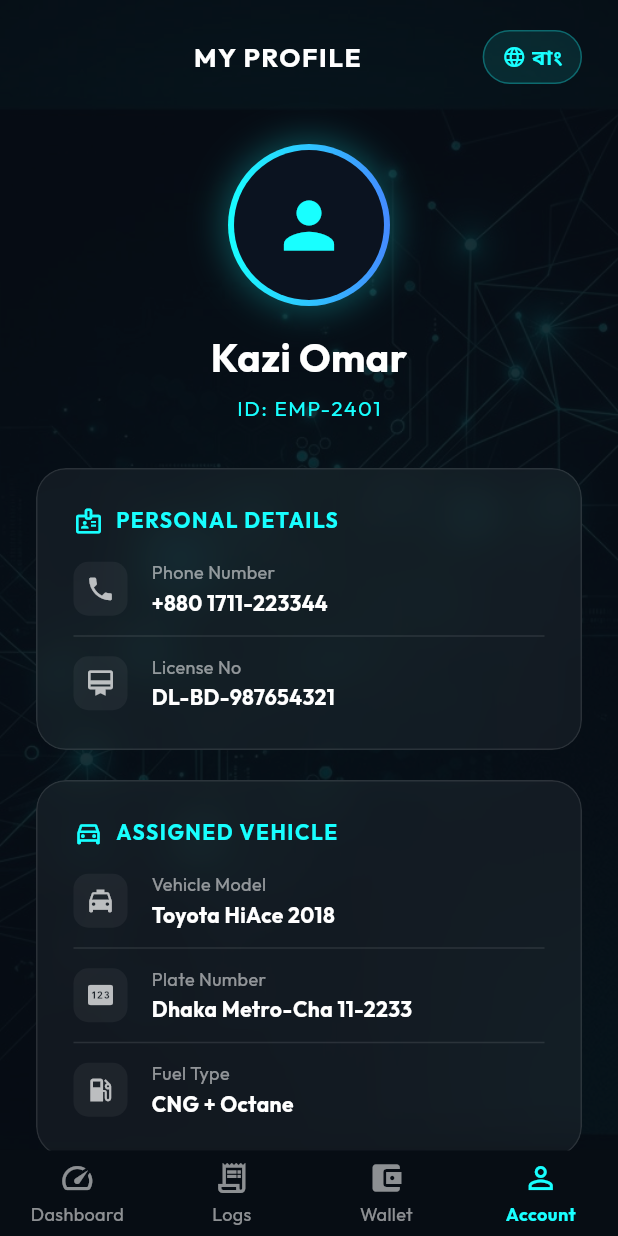
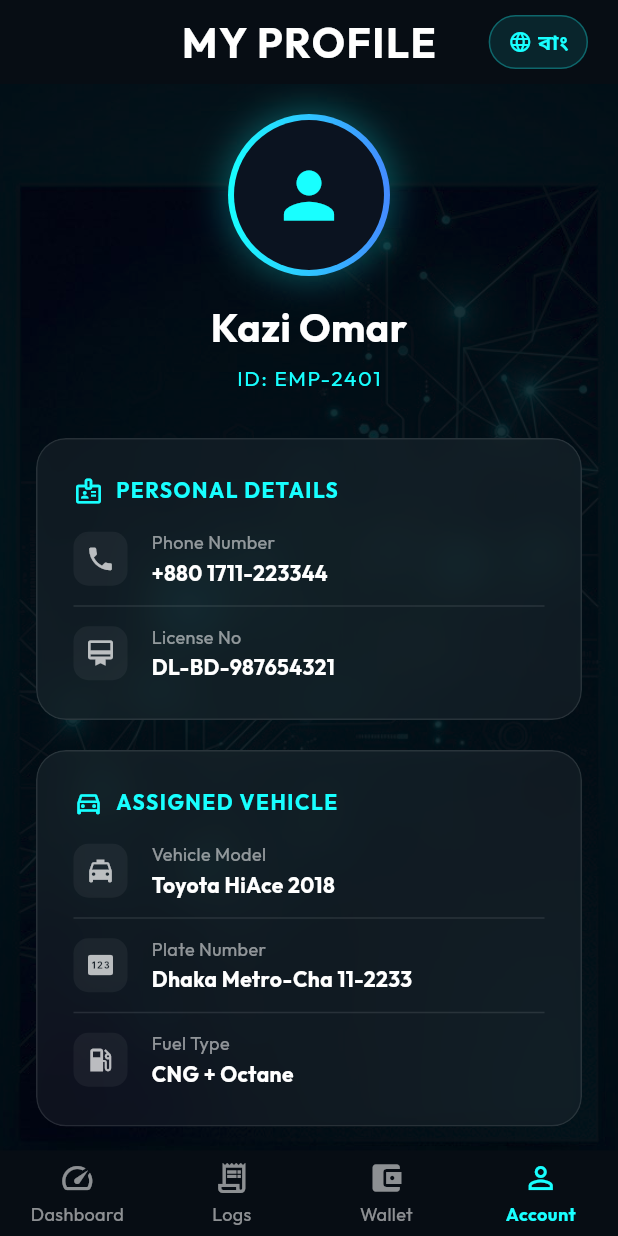
Before and after one commit to kaziomarSH24/ubs-fleet-app, a Flutter app: the DriverProfileScreen screen opened by its route, on a phone screen of 412 x 824 dp. Run offline on Flutter 3.47's test engine with Material 3 defaults, Android fonts, the phone set to English and light mode, and no system bars; drawn by our look-alikes of flutter_animate; our stand-ins replace flutter_dotenv, flutter_riverpod, go_router, lottie, supabase_flutter, velocity_x; accounts and stored records are empty; project files that could hold a hidden picture were left out.

Commit message:
fix: use proper AppBar for Profile and Home screens to fix top status bar coloring

```diff
--- a/lib/features/driver/presentation/screens/driver_profile_screen.dart
+++ b/lib/features/driver/presentation/screens/driver_profile_screen.dart
@@ -31,39 +31,16 @@
 
     return Scaffold(
       backgroundColor: const Color(0xFF070D14),
-      body: Stack(
-        children: [
-          // Background Image
-          Container(
-            decoration: const BoxDecoration(
-              image: DecorationImage(
-                image: AssetImage('assets/images/driver_bg.jpg'),
-                fit: BoxFit.cover,
-              ),
-            ),
-          ),
-
-          // Heavy Glass Overlay
-          Container(
-            color: const Color(0xFF070D14).withValues(alpha: 0.85),
-          ),
-
-          // Content
-          SafeArea(
-            child: SingleChildScrollView(
-              padding: const EdgeInsets.symmetric(horizontal: 24, vertical: 20).copyWith(bottom: 100),
-              child: Column(
-                children: [
-                  // App Bar
-                  Row(
-                    mainAxisAlignment: MainAxisAlignment.spaceBetween,
-                    children: [
-                      24.widthBox, // Spacer
-                      (l10n?.profileTitle ?? "MY PROFILE").text.white.letterSpacing(1).bold.xl.make(),
-
-                      // Language Toggle
-                      Container(
+      appBar: AppBar(
+        backgroundColor: Colors.transparent,
+        elevation: 0,
+        centerTitle: true,
+        title: (l10n?.profileTitle ?? "MY PROFILE").text.white.letterSpacing(1).bold.xl.make(),
+        actions: [
+          Center(
+            child: Container(
               height: 36,
+              margin: const EdgeInsets.only(right: 20),
               decoration: BoxDecoration(
                 borderRadius: BorderRadius.circular(20),
                 border: Border.all(color: Colors.cyanAccent.withValues(alpha: 0.3)),
@@ -78,6 +55,7 @@
                 child: Padding(
                   padding: const EdgeInsets.symmetric(horizontal: 12.0),
                   child: Row(
+                    mainAxisSize: MainAxisSize.min,
                     children: [
                       const Icon(Icons.language, size: 16, color: Colors.cyanAccent),
                       4.widthBox,
@@ -91,10 +69,24 @@
                 ),
               ),
             ),
+          ),
         ],
       ),
-                  40.heightBox,
-
+      body: Container(
+        decoration: BoxDecoration(
+          image: DecorationImage(
+            image: const AssetImage('assets/images/driver_bg.jpg'),
+            fit: BoxFit.cover,
+            colorFilter: ColorFilter.mode(
+              const Color(0xFF070D14).withValues(alpha: 0.85),
+              BlendMode.darken,
+            ),
+          ),
+        ),
+        child: SingleChildScrollView(
+          padding: const EdgeInsets.symmetric(horizontal: 24, vertical: 20).copyWith(bottom: 100),
+          child: Column(
+            children: [
               // Avatar Profile Picture
                   Center(
                     child: Container(
@@ -187,8 +179,6 @@
               ),
             ),
           ),
-        ],
-      ),
         );
       }
 
```
Also changed, not shown: lib/features/driver/presentation/screens/driver_home_screen.dart (+48 -63 lines). Lines whose indentation alone changed are shown as unchanged.
